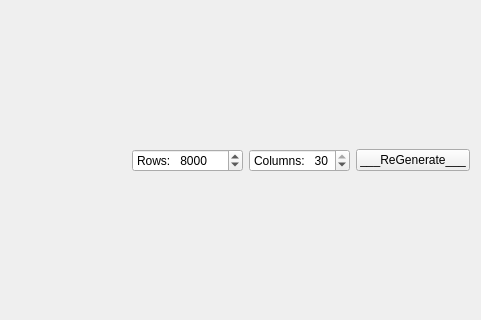
Old version of the form SameTableWidget.ui in the repository SC-One/PerformanceIssueQQuickWidgetOnMac; both pictures show x 0 to 481 and y 86 to 406 of the 601 by 493 pixel window.
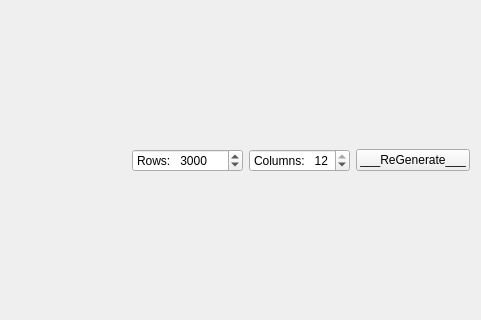
New version of the form.

Commit message: same as our app

```diff
--- a/SameTableWidget.ui
+++ b/SameTableWidget.ui
@@ -41,7 +41,7 @@
         <number>999999</number>
        </property>
        <property name="value">
-        <number>8000</number>
+        <number>3000</number>
        </property>
       </widget>
      </item>
@@ -54,10 +54,10 @@
         <number>10</number>
        </property>
        <property name="maximum">
-        <number>30</number>
+        <number>12</number>
        </property>
        <property name="value">
-        <number>30</number>
+        <number>12</number>
        </property>
       </widget>
      </item>
```
The commit also changes 4 other files.
